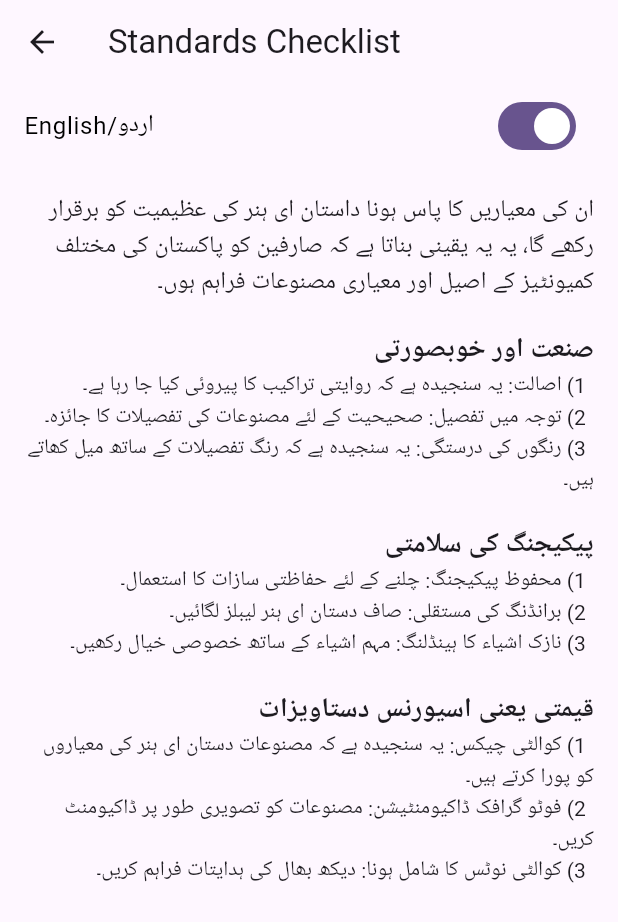
After one commit to huzaifamughal076/dastan-e-hunar-vendor, a Flutter app: the ChecklistPage screen opened by its route, after a tap on "English/اردو", on a phone screen of 412 x 824 dp. The commit adds this screen. Shown: the top 922 px of the screen. Run offline on Flutter 3.47's test engine with Material 3 defaults, Android fonts, the light colour scheme and no system bars; our stand-ins replace auto_size_text, awesome_snackbar_content, carousel_slider, cloud_firestore, firebase_auth, firebase_core and 12 more; missing offline and left inert: firebase_pagination; accounts and stored records are empty.

Commit message:
added check list

```diff
--- a/lib/Blocs/Profile Cubit/cubit/profile_cubit.dart
+++ b/lib/Blocs/Profile Cubit/cubit/profile_cubit.dart
@@ -8,6 +8,9 @@ class ProfileCubit extends Cubit<ProfileState> {
 
   onChangeLoading(bool loading) async {
     emit(state.copyWith(loading: loading));
+  }
+  onChangeLanguage(bool? language) async {
+    emit(state.copyWith(isUrdu: language??false));
   }
 
   onChangeFirstName(String? firstName) async {
--- a/lib/Blocs/Profile Cubit/cubit/profile_state.dart
+++ b/lib/Blocs/Profile Cubit/cubit/profile_state.dart
@@ -5,19 +5,22 @@ part of 'profile_cubit.dart';
   final String? firstName;
   final String? lastName;
   final File? profilePicture;
-  ProfileState({this.loading=false, this.firstName, this.lastName, this.profilePicture});
+  final bool? isUrdu;
+  ProfileState({this.loading=false, this.firstName, this.lastName, this.profilePicture, this.isUrdu});
 
   ProfileState copyWith({
     final bool? loading,
     final String? firstName,
     final String? lastName,
     final File? profilePicture,
+    final bool? isUrdu,
   }){
     return ProfileState(
       loading:  loading ?? this.loading,
       firstName: firstName ?? this.firstName,
       lastName:  lastName ?? this.lastName,
       profilePicture:  profilePicture ?? this.profilePicture,
+      isUrdu: isUrdu ?? this.isUrdu
     );
   }
  }
--- a/lib/Repo/storage_service.dart
+++ b/lib/Repo/storage_service.dart
@@ -15,6 +15,11 @@ class StorageService {
   Future<bool> setIsNewDeviceString(String value) async {
     return await _prefs.setString("device", value);
   }
+  Future<bool> setLanguage(bool value) async {
+    return await _prefs.setBool("language", value);
+  }
+
+
 
   String? getIsNewDeviceString() {
     return _prefs.getString("device");
@@ -24,6 +29,10 @@ class StorageService {
     return _prefs.getString("authenticationModel");
   }
 
+  bool? getLanguage() {
+    return _prefs.getBool("language");
+  }
+
   Future<void> removeUser() async {
     await _prefs.remove("authenticationModel");
   }
--- a/lib/Routes/names.dart
+++ b/lib/Routes/names.dart
@@ -14,6 +14,7 @@ class AppRoutes {
   static const notificationsScreen = "/notificationsScreen";
   static const aboutUs = "/aboutUs";
   static const fAQPage = "/fAQPage";
+  static const checkListPage = "/checkListPage";
   static const chatScreen = "/chatScreen";
   static const shopDetailScreen = "/shopDetailScreen";
 }
--- a/lib/Routes/pages.dart
+++ b/lib/Routes/pages.dart
@@ -11,6 +11,7 @@ import 'package:dashtanehunar/Blocs/Shop%20Cubit/cubit/shop_cubit.dart';
 import 'package:dashtanehunar/Blocs/Signup/sign_up_cubit.dart';
 import 'package:dashtanehunar/Views/Dashboard%20Screens/Sub%20Screens/Notification%20Screen/notification_screen.dart';
 import 'package:dashtanehunar/Views/Dashboard%20Screens/Sub%20Screens/Profile%20Screens/Sub%20Screens/About%20Us/about_us.dart';
+import 'package:dashtanehunar/Views/Dashboard%20Screens/Sub%20Screens/Profile%20Screens/Sub%20Screens/Check%20LIst/check_list.dart';
 import 'package:dashtanehunar/Views/Dashboard%20Screens/Sub%20Screens/Profile%20Screens/Sub%20Screens/FAQ%20Page/faq_page.dart';
 import 'package:dashtanehunar/Views/Dashboard%20Screens/Sub%20Screens/Profile%20Screens/Sub%20Screens/My%20Profile%20Screen/my_profile.dart';
 import 'package:dashtanehunar/Views/Dashboard%20Screens/Sub%20Screens/Profile%20Screens/Sub%20Screens/Privacy%20Policy/privacy_policy.dart';
@@ -33,7 +34,6 @@ class AppPages {
           create: (context) => LoginCubit(),
         ),
       ),
-
       PageEntity(
         route: AppRoutes.dashboardScreen,
         page: const DashboardScreen(),
@@ -76,19 +76,25 @@ class AppPages {
         page: const ProductDetailPage(),
       ),
       PageEntity(
+        route: AppRoutes.checkListPage,
+        page: const ChecklistPage(),
+      ),
+      PageEntity(
         route: AppRoutes.registrationPage,
         page: const RegistrationScreen(),
       ),
       PageEntity(
           route: AppRoutes.myProfileScreen,
           page: const MyProfileScreen(),
-        bloc: BlocProvider(create: (context) => ProfileCubit(),)
-      ),
+          bloc: BlocProvider(
+            create: (context) => ProfileCubit(),
+          )),
       PageEntity(
           route: AppRoutes.shopDetailScreen,
           page: const ShopDetailScreen(),
-        bloc: BlocProvider(create: (context) => ShopCubit(),)
-      ),
+          bloc: BlocProvider(
+            create: (context) => ShopCubit(),
+          )),
       PageEntity(
         route: AppRoutes.termsAndConditions,
         page: const TermsAndConditions(),
@@ -100,8 +106,9 @@ class AppPages {
       PageEntity(
           route: AppRoutes.notificationsScreen,
           page: const NotificationsScreen(),
-        bloc: BlocProvider(create: (context) => NotificationCubit(),)
-      ),
+          bloc: BlocProvider(
+            create: (context) => NotificationCubit(),
+          )),
       PageEntity(
         route: AppRoutes.aboutUs,
         page: const AboutUs(),
@@ -113,8 +120,9 @@ class AppPages {
       PageEntity(
           route: AppRoutes.chatScreen,
           page: const ChatScreen(),
-        bloc: BlocProvider(create: (context) => ChatCubit(),)
-      ),
+          bloc: BlocProvider(
+            create: (context) => ChatCubit(),
+          )),
     ];
   }
 
@@ -131,22 +139,43 @@ class AppPages {
   static MaterialPageRoute generateRouteSettings(RouteSettings settings) {
     if (settings.name != null) {
       var result = routes().where((element) => element.route == settings.name);
+      bool? language = Global.storageService.getLanguage();
+      //True means is Urdu else english
+
       if (result.isNotEmpty) {
         String? jsonAuthModel =
             Global.storageService.getAuthenticationModelString();
         if (jsonAuthModel != null && result.first.route == AppRoutes.login) {
           return MaterialPageRoute(
               builder: (context) {
-                context.read<GetProductCubit>().getProducts(jsonDecode(jsonAuthModel)?["uid"]);
-                  context.read<LoginCubit>().setUserData(jsonDecode(jsonAuthModel));
+                if (language != null) {
+                  context.read<ProfileCubit>().onChangeLanguage(language);
+                } else {
+                  context.read<ProfileCubit>().onChangeLanguage(false);
+                  Global.storageService.setLanguage(false);
+                }
+                context
+                    .read<GetProductCubit>()
+                    .getProducts(jsonDecode(jsonAuthModel)?["uid"]);
+                context
+                    .read<LoginCubit>()
+                    .setUserData(jsonDecode(jsonAuthModel));
                 return const DashboardScreen();
-
               },
               settings: settings);
         }
 
         return MaterialPageRoute(
-            builder: (context) => result.first.page, settings: settings);
+            builder: (context) {
+              if (language != null) {
+                context.read<ProfileCubit>().onChangeLanguage(language);
+              } else {
+                context.read<ProfileCubit>().onChangeLanguage(false);
+                Global.storageService.setLanguage(false);
+              }
+              return result.first.page;
+            },
+            settings: settings);
       }
     }
     return MaterialPageRoute(
--- /dev/null
+++ b/lib/Views/Dashboard Screens/Sub Screens/Profile Screens/Sub Screens/Check LIst/check_list.dart
@@ -0,0 +1,115 @@
+import 'package:dashtanehunar/Blocs/Profile%20Cubit/cubit/profile_cubit.dart';
+import 'package:dashtanehunar/Utils/utils.dart';
+import 'package:flutter/material.dart';
+
+class ChecklistPage extends StatefulWidget {
+  const ChecklistPage({super.key});
+
+  @override
+  _ChecklistPageState createState() => _ChecklistPageState();
+}
+
+class _ChecklistPageState extends State<ChecklistPage> {
+  List<ChecklistItem> checklistItems = [
+    ChecklistItem("Craftsmanship and Aesthetics", [
+      "Authenticity: Ensure traditional methods are followed.",
+      "Attention to Detail: Inspect products for quality.",
+      "Color Accuracy: Verify colors align with descriptions.",
+    ]),
+    ChecklistItem("Packaging Integrity", [
+      "Secure Packaging: Use protective materials for transit.",
+      "Branding Consistency: Affix clear DAASTAN E HUNAR labels.",
+      "Fragile Items Handling: Take special care with delicate items.",
+    ]),
+    ChecklistItem("Quality Assurance Documentation", [
+      "Quality Checks: Ensure items meet DAASTAN E HUNAR standards.",
+      "Photographic Documentation: Document products with photos.",
+      "Inclusion of Quality Notes: Provide care instructions.",
+    ]),
+  ];
+
+  List<ChecklistItem> urduChecklistItems = [
+    ChecklistItem("صنعت اور خوبصورتی", [
+      "اصالت: یہ سنجیدہ ہے کہ روایتی تراکیب کا پیروئی کیا جا رہا ہے۔",
+      "توجہ میں تفصیل: صحیحیت کے لئے مصنوعات کی تفصیلات کا جائزہ۔",
+      "رنگوں کی درستگی: یہ سنجیدہ ہے کہ رنگ تفصیلات کے ساتھ میل کھاتے ہیں۔",
+    ]),
+    ChecklistItem("پیکیجنگ کی سلامتی", [
+      "محفوظ پیکیجنگ: چلنے کے لئے حفاظتی سازات کا استعمال۔",
+      "برانڈنگ کی مستقلی: صاف دستان ای ہنر لیبلز لگائیں۔",
+      "نازک اشیاء کا ہینڈلنگ: مہم اشیاء کے ساتھ خصوصی خیال رکھیں۔",
+    ]),
+    ChecklistItem("قیمتی یعنی اسیورنس دستاویزات", [
+      "کوالٹی چیکس: یہ سنجیدہ ہے کہ مصنوعات دستان ای ہنر کی معیاروں کو پورا کرتے ہیں۔",
+      "فوٹو گرافک ڈاکیومنٹیشن: مصنوعات کو تصویری طور پر ڈاکیومنٹ کریں۔",
+      "کوالٹی نوٹس کا شامل ہونا: دیکھ بھال کی ہدایتات فراہم کریں۔",
+    ]),
+  ];
+
+  String urduP =
+      'ان کی معیاریں کا پاس ہونا داستان ای ہنر کی عظیمیت کو برقرار رکھے گا، یہ یہ یقینی بناتا ہے کہ صارفین کو پاکستان کی مختلف کمیونٹیز کے اصیل اور معیاری مصنوعات فراہم ہوں۔';
+  String englishP =
+      'Adhering to these quality standards will uphold DAASTAN E HUNAR\'s reputation, ensuring customers receive authentic and high-quality crafts from Pakistan\'s diverse communities.';
+
+  @override
+  Widget build(BuildContext context) {
+    ProfileState state = context.watch<ProfileCubit>().state;
+    return Scaffold(
+      appBar: AppBar(
+        title: const Text('Standards Checklist'),
+      ),
+      body: SingleChildScrollView(
+        child: Column(
+          children: [
+            SwitchListTile(
+                value: (state.isUrdu==false)?false:true,
+                title: const Text('English/اردو',style:TextStyle(color: kBlack, fontSize: 16)),
+                onChanged: (value) {
+                  print(value);
+                  context.read<ProfileCubit>().onChangeLanguage(value);
+                  Global.storageService.setLanguage(value);
+                }),
+            Directionality(
+        textDirection: (state.isUrdu==false)?TextDirection.ltr:TextDirection.rtl,
+              child: Padding(
+                padding: const EdgeInsets.all(16.0),
+                child: Column(
+                  crossAxisAlignment: CrossAxisAlignment.start,
+                  children: [
+                    Text(
+                      (state.isUrdu ?? false) ? urduP : englishP,
+                      style: const TextStyle(fontSize: 16),
+                    ),
+                    const SizedBox(height: 20),
+                    for (var item in (state.isUrdu ?? false)
+                        ? urduChecklistItems
+                        : checklistItems) ...[
+                      Text(
+                        item.category,
+                        style: const TextStyle(
+                            fontSize: 18, fontWeight: FontWeight.bold),
+                      ),
+                      for (int subItem = 0; subItem < item.subItems.length; subItem++)
+                        Text(
+                                " ${subItem + 1}) ${item.subItems[subItem]}",
+                                style: const TextStyle(letterSpacing: 1),
+                              ),
+                      const SizedBox(height: 20),
+                    ],
+                  ],
+                ),
+              ),
+            ),
+          ],
+        ),
+      ),
+    );
+  }
+}
+
+class ChecklistItem {
+  final String category;
+  final List<String> subItems;
+
+  ChecklistItem(this.category, this.subItems);
+}
--- a/lib/Views/Dashboard Screens/Sub Screens/Profile Screens/profile_page.dart
+++ b/lib/Views/Dashboard Screens/Sub Screens/Profile Screens/profile_page.dart
@@ -35,8 +35,8 @@ class ProfilePage extends StatelessWidget {
       },
       {
         'image':"assets/faq.svg",
-        'title':"FAQ",
-        "onTap":AppRoutes.fAQPage,
+        'title':"Check List",
+        "onTap":AppRoutes.checkListPage,
       },
       {
         'image':"assets/logout.svg",
--- a/lib/Views/login.dart
+++ b/lib/Views/login.dart
@@ -16,8 +16,8 @@ class LoginPage extends StatefulWidget {
 }
 
 class LoginPageState extends State<LoginPage> {
-  final TextEditingController email = TextEditingController(text: 'huzaifa@gmail.com');
-  final TextEditingController password = TextEditingController(text: '123456');
+  final TextEditingController email = TextEditingController();
+  final TextEditingController password = TextEditingController();
   TextEditingController? shopType = TextEditingController();
   final _formKey = GlobalKey<FormState>();
   @override
```
Also changed, not shown: 1 other file. Lines whose indentation alone changed are shown as unchanged.
